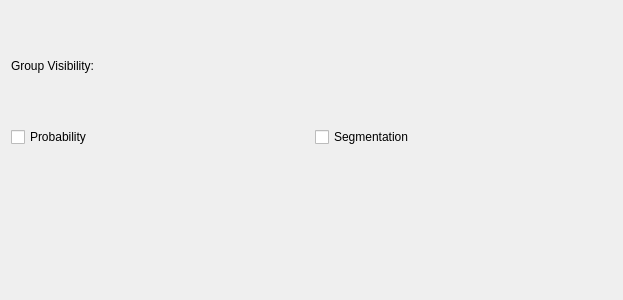
First picture: the form in ilastik/applets/pixelClassification/viewerControls.ui, repository ilastik/ilastik, before the edit.
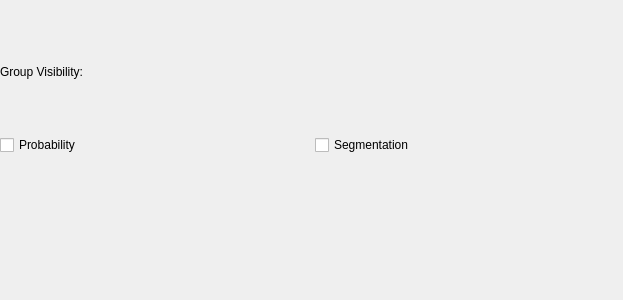
Second picture: the form after the edit. Custom widgets are drawn as their Qt base class.

```diff
--- a/ilastik/applets/pixelClassification/viewerControls.ui
+++ b/ilastik/applets/pixelClassification/viewerControls.ui
@@ -14,6 +14,18 @@
    <string>Form</string>
   </property>
   <layout class="QGridLayout" name="gridLayout_2">
+   <property name="leftMargin">
+    <number>0</number>
+   </property>
+   <property name="topMargin">
+    <number>15</number>
+   </property>
+   <property name="rightMargin">
+    <number>0</number>
+   </property>
+   <property name="bottomMargin">
+    <number>0</number>
+   </property>
    <item row="0" column="0">
     <layout class="QGridLayout" name="gridLayout">
      <item row="0" column="0">
```
